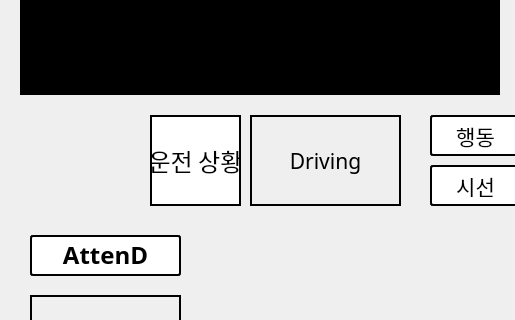
Before: the Qt Designer form src/GUI/config/main.ui in P3RP/driver-distraction-detection, drawn with Qt 5; both pictures show x 0 to 515 and y 225 to 545 of the 1027 by 792 pixel window.
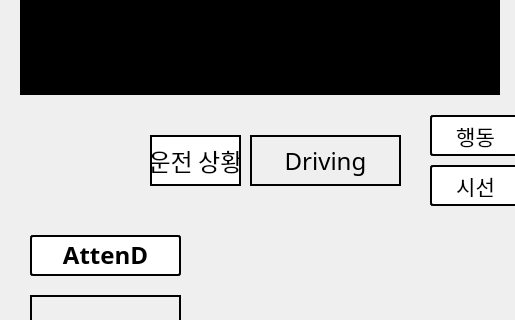
After: the same form once the commit is applied. Custom widgets are drawn as their Qt base class.

Commit message: feat: Update MainWindow and ui source

Patch:
```diff
--- a/src/GUI/config/main.ui
+++ b/src/GUI/config/main.ui
@@ -405,15 +405,15 @@
     <property name="geometry">
      <rect>
       <x>250</x>
-      <y>340</y>
+      <y>360</y>
       <width>151</width>
-      <height>91</height>
+      <height>51</height>
      </rect>
     </property>
     <property name="font">
      <font>
       <family>Nanum Gothic</family>
-      <pointsize>16</pointsize>
+      <pointsize>18</pointsize>
       <weight>50</weight>
       <italic>false</italic>
       <bold>false</bold>
@@ -421,7 +421,8 @@
     </property>
     <property name="styleSheet">
      <string notr="true">border: 2px solid rgb(0, 0, 0);
-font: 16pt &quot;Nanum Gothic&quot;;</string>
+font: 18pt &quot;Nanum Gothic&quot;;
+color: rgb(0, 0, 0);</string>
     </property>
     <property name="text">
      <string>Driving</string>
@@ -434,9 +435,9 @@
     <property name="geometry">
      <rect>
       <x>150</x>
-      <y>340</y>
+      <y>360</y>
       <width>91</width>
-      <height>91</height>
+      <height>51</height>
      </rect>
     </property>
     <property name="font">
```
The commit also changes 2 other files.
